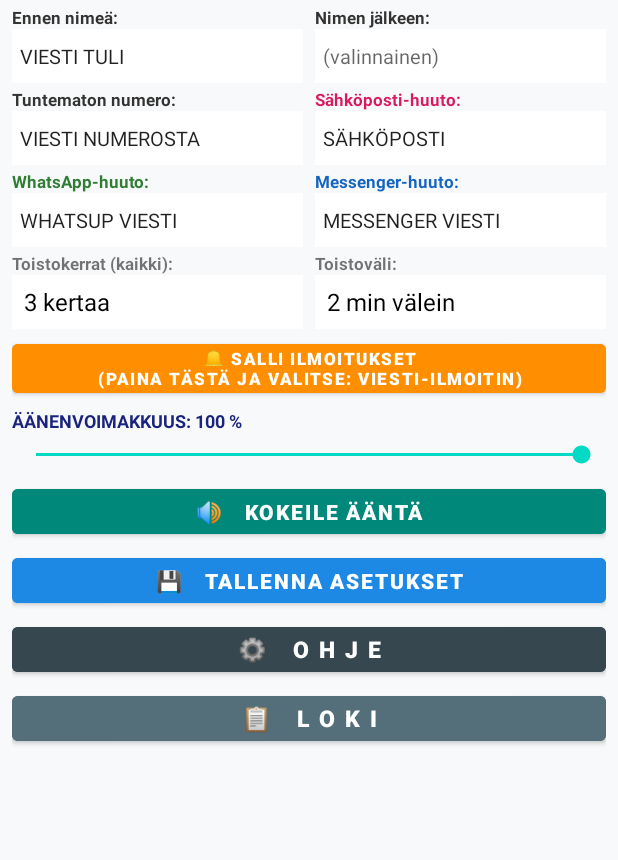
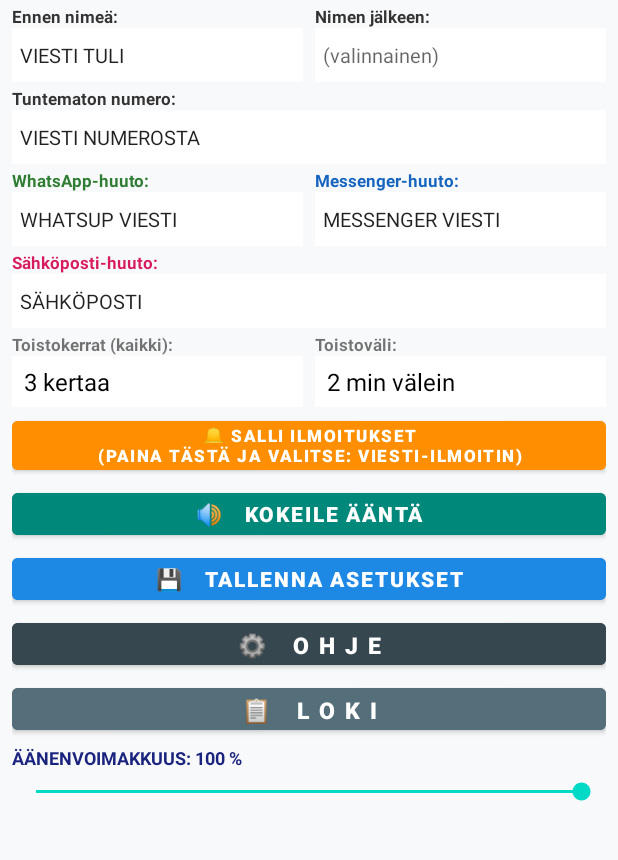
Before and after one commit to juhaniuusivuori-code/ViestiIlmoitin, an Android app: the screen it shows after launch (MainActivity), on a phone screen of 412 x 824 dp, the part 49-909 px from its top. Run offline under Robolectric (Android 15) with nearby library versions, the phone set to English and light mode, and no system bars.

Commit message:
Move volume slider to the bottom below log and make text fields full width and singleLine

```diff
--- a/app/src/main/res/layout/activity_main.xml
+++ b/app/src/main/res/layout/activity_main.xml
@@ -14,9 +14,9 @@
         android:textStyle="bold"
         android:gravity="center"
         android:textColor="#1A237E"
-        android:layout_marginBottom="4dp" />
+        android:layout_marginBottom="3dp" />
 
-    <!-- Tekstiviesti: Ennen ja jälkeen rinnakkain -->
+    <!-- 1. Tekstiviesti: Ennen nimeä ja nimen jälkeen rinnakkain -->
     <LinearLayout
         android:layout_width="match_parent"
         android:layout_height="wrap_content"
@@ -43,6 +43,9 @@
                 android:background="#FFFFFF"
                 android:padding="5dp"
                 android:hint="VIESTI TULI "
+                android:singleLine="true"
+                android:inputType="text"
+                android:scrollHorizontally="true"
                 android:textSize="13sp" />
         </LinearLayout>
 
@@ -66,23 +69,14 @@
                 android:background="#FFFFFF"
                 android:padding="5dp"
                 android:hint="(valinnainen)"
+                android:singleLine="true"
+                android:inputType="text"
+                android:scrollHorizontally="true"
                 android:textSize="13sp" />
         </LinearLayout>
     </LinearLayout>
 
-    <!-- Tuntematon numero ja Sähköposti rinnakkain -->
-    <LinearLayout
-        android:layout_width="match_parent"
-        android:layout_height="wrap_content"
-        android:orientation="horizontal"
-        android:layout_marginBottom="3dp">
-
-        <LinearLayout
-            android:layout_width="0dp"
-            android:layout_height="wrap_content"
-            android:layout_weight="1"
-            android:orientation="vertical"
-            android:layout_marginEnd="4dp">
+    <!-- 2. Tuntematon numero KOKO LEVEYDELLÄ (mahtuu pitkäkin teksti leikkaantumatta) -->
     <TextView
         android:layout_width="wrap_content"
         android:layout_height="wrap_content"
@@ -90,6 +84,7 @@
         android:textSize="11sp"
         android:textStyle="bold"
         android:textColor="#333333" />
+
     <EditText
         android:id="@+id/editUnknown"
         android:layout_width="match_parent"
@@ -97,34 +92,13 @@
         android:background="#FFFFFF"
         android:padding="5dp"
         android:hint="VIESTI NUMEROSTA "
-                android:textSize="13sp" />
-        </LinearLayout>
+        android:singleLine="true"
+        android:inputType="text"
+        android:scrollHorizontally="true"
+        android:textSize="13sp"
+        android:layout_marginBottom="3dp" />
 
-        <LinearLayout
-            android:layout_width="0dp"
-            android:layout_height="wrap_content"
-            android:layout_weight="1"
-            android:orientation="vertical"
-            android:layout_marginStart="4dp">
-            <TextView
-                android:layout_width="wrap_content"
-                android:layout_height="wrap_content"
-                android:text="Sähköposti-huuto:"
-                android:textSize="11sp"
-                android:textStyle="bold"
-                android:textColor="#D81B60" />
-            <EditText
-                android:id="@+id/editEmail"
-                android:layout_width="match_parent"
-                android:layout_height="36dp"
-                android:background="#FFFFFF"
-                android:padding="5dp"
-                android:hint="SÄHKÖPOSTI"
-                android:textSize="13sp" />
-        </LinearLayout>
-    </LinearLayout>
-
-    <!-- WhatsApp ja Messenger rinnakkain -->
+    <!-- 3. WhatsApp ja Messenger rinnakkain -->
     <LinearLayout
         android:layout_width="match_parent"
         android:layout_height="wrap_content"
@@ -151,6 +125,9 @@
                 android:background="#FFFFFF"
                 android:padding="5dp"
                 android:hint="WHATSUP VIESTI"
+                android:singleLine="true"
+                android:inputType="text"
+                android:scrollHorizontally="true"
                 android:textSize="13sp" />
         </LinearLayout>
 
@@ -174,16 +151,41 @@
                 android:background="#FFFFFF"
                 android:padding="5dp"
                 android:hint="MESSENGER VIESTI"
+                android:singleLine="true"
+                android:inputType="text"
+                android:scrollHorizontally="true"
                 android:textSize="13sp" />
         </LinearLayout>
     </LinearLayout>
 
-    <!-- Alasvetovalikot rinnakkain -->
+    <!-- 4. Sähköposti-huuto KOKO LEVEYDELLÄ -->
+    <TextView
+        android:layout_width="wrap_content"
+        android:layout_height="wrap_content"
+        android:text="Sähköposti-huuto:"
+        android:textSize="11sp"
+        android:textStyle="bold"
+        android:textColor="#D81B60" />
+
+    <EditText
+        android:id="@+id/editEmail"
+        android:layout_width="match_parent"
+        android:layout_height="36dp"
+        android:background="#FFFFFF"
+        android:padding="5dp"
+        android:hint="SÄHKÖPOSTI"
+        android:singleLine="true"
+        android:inputType="text"
+        android:scrollHorizontally="true"
+        android:textSize="13sp"
+        android:layout_marginBottom="3dp" />
+
+    <!-- 5. Alasvetovalikot rinnakkain -->
     <LinearLayout
         android:layout_width="match_parent"
         android:layout_height="wrap_content"
         android:orientation="horizontal"
-        android:layout_marginBottom="4dp">
+        android:layout_marginBottom="3dp">
 
         <LinearLayout
             android:layout_width="0dp"
@@ -200,7 +202,7 @@
             <Spinner
                 android:id="@+id/spinnerRepeats"
                 android:layout_width="match_parent"
-                android:layout_height="36dp"
+                android:layout_height="34dp"
                 android:background="#FFFFFF" />
         </LinearLayout>
 
@@ -219,26 +221,74 @@
             <Spinner
                 android:id="@+id/spinnerInterval"
                 android:layout_width="match_parent"
-                android:layout_height="36dp"
+                android:layout_height="34dp"
                 android:background="#FFFFFF" />
         </LinearLayout>
     </LinearLayout>
 
-    <!-- Nappi ilmoitusluvan myöntämiseen -->
+    <!-- 6. Nappi ilmoitusluvan myöntämiseen -->
     <Button
         android:id="@+id/btnNotificationPermission"
         android:layout_width="match_parent"
         android:layout_height="wrap_content"
-        android:minHeight="40dp"
+        android:minHeight="38dp"
         android:padding="2dp"
         android:text="🔔 SALLI ILMOITUKSET\n(Paina tästä ja valitse: Viesti-Ilmoitin)"
         android:textSize="11sp"
         android:textStyle="bold"
         android:backgroundTint="#FF8F00"
         android:textColor="#FFFFFF"
+        android:layout_marginBottom="3dp" />
+
+    <!-- 7. Kokeile ääntä -->
+    <Button
+        android:id="@+id/btnTest"
+        android:layout_width="match_parent"
+        android:layout_height="40dp"
+        android:text="🔊   KOKEILE ÄÄNTÄ"
+        android:textSize="14sp"
+        android:textStyle="bold"
+        android:backgroundTint="#00897B"
+        android:textColor="#FFFFFF"
+        android:layout_marginBottom="3dp" />
+
+    <!-- 8. Tallenna asetukset -->
+    <Button
+        android:id="@+id/btnSave"
+        android:layout_width="match_parent"
+        android:layout_height="40dp"
+        android:text="💾   TALLENNA ASETUKSET"
+        android:textSize="14sp"
+        android:textStyle="bold"
+        android:backgroundTint="#1E88E5"
+        android:textColor="#FFFFFF"
+        android:layout_marginBottom="3dp" />
+
+    <!-- 9. Ohje -->
+    <Button
+        android:id="@+id/btnHelp"
+        android:layout_width="match_parent"
+        android:layout_height="40dp"
+        android:text="⚙️   O H J E"
+        android:textSize="15sp"
+        android:textStyle="bold"
+        android:backgroundTint="#37474F"
+        android:textColor="#FFFFFF"
+        android:layout_marginBottom="3dp" />
+
+    <!-- 10. Loki -->
+    <Button
+        android:id="@+id/btnLog"
+        android:layout_width="match_parent"
+        android:layout_height="40dp"
+        android:text="📋   L O K I"
+        android:textSize="15sp"
+        android:textStyle="bold"
+        android:backgroundTint="#546E7A"
+        android:textColor="#FFFFFF"
         android:layout_marginBottom="4dp" />
 
-    <!-- Äänenvoimakkuuden liukusäädin -->
+    <!-- 11. ALIMMAISEKSI: VOLUME liukusäädin lokin alapuolella -->
     <TextView
         android:id="@+id/tvVolumeLabel"
         android:layout_width="match_parent"
@@ -254,54 +304,6 @@
         android:layout_width="match_parent"
         android:layout_height="26dp"
         android:max="100"
-        android:progress="100"
-        android:layout_marginBottom="4dp" />
-
-    <!-- 1. Kokeile ääntä -->
-    <Button
-        android:id="@+id/btnTest"
-        android:layout_width="match_parent"
-        android:layout_height="42dp"
-        android:text="🔊   KOKEILE ÄÄNTÄ"
-        android:textSize="14sp"
-        android:textStyle="bold"
-        android:backgroundTint="#00897B"
-        android:textColor="#FFFFFF"
-        android:layout_marginBottom="4dp" />
-
-    <!-- 2. Tallenna asetukset -->
-    <Button
-        android:id="@+id/btnSave"
-        android:layout_width="match_parent"
-        android:layout_height="42dp"
-        android:text="💾   TALLENNA ASETUKSET"
-        android:textSize="14sp"
-        android:textStyle="bold"
-        android:backgroundTint="#1E88E5"
-        android:textColor="#FFFFFF"
-        android:layout_marginBottom="4dp" />
-
-    <!-- 3. Ohje -->
-    <Button
-        android:id="@+id/btnHelp"
-        android:layout_width="match_parent"
-        android:layout_height="42dp"
-        android:text="⚙️   O H J E"
-        android:textSize="15sp"
-        android:textStyle="bold"
-        android:backgroundTint="#37474F"
-        android:textColor="#FFFFFF"
-        android:layout_marginBottom="4dp" />
-
-    <!-- 4. Loki alimmaisena -->
-    <Button
-        android:id="@+id/btnLog"
-        android:layout_width="match_parent"
-        android:layout_height="42dp"
-        android:text="📋   L O K I"
-        android:textSize="15sp"
-        android:textStyle="bold"
-        android:backgroundTint="#546E7A"
-        android:textColor="#FFFFFF" />
+        android:progress="100" />
 
 </LinearLayout>
```
Lines whose indentation alone changed are shown as unchanged.
